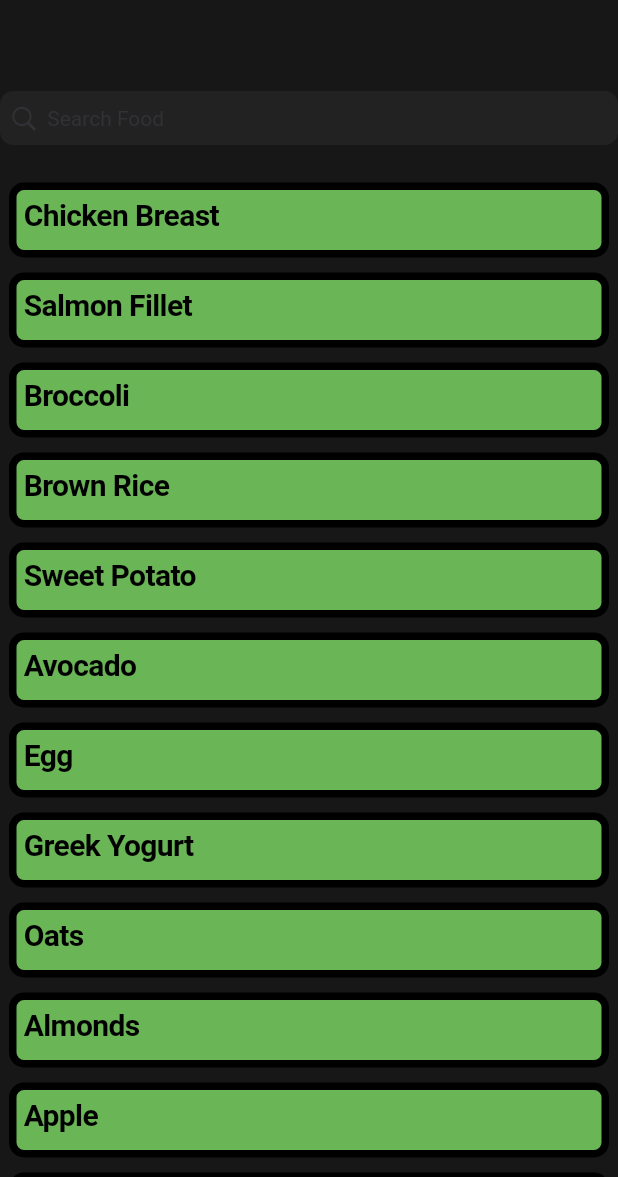
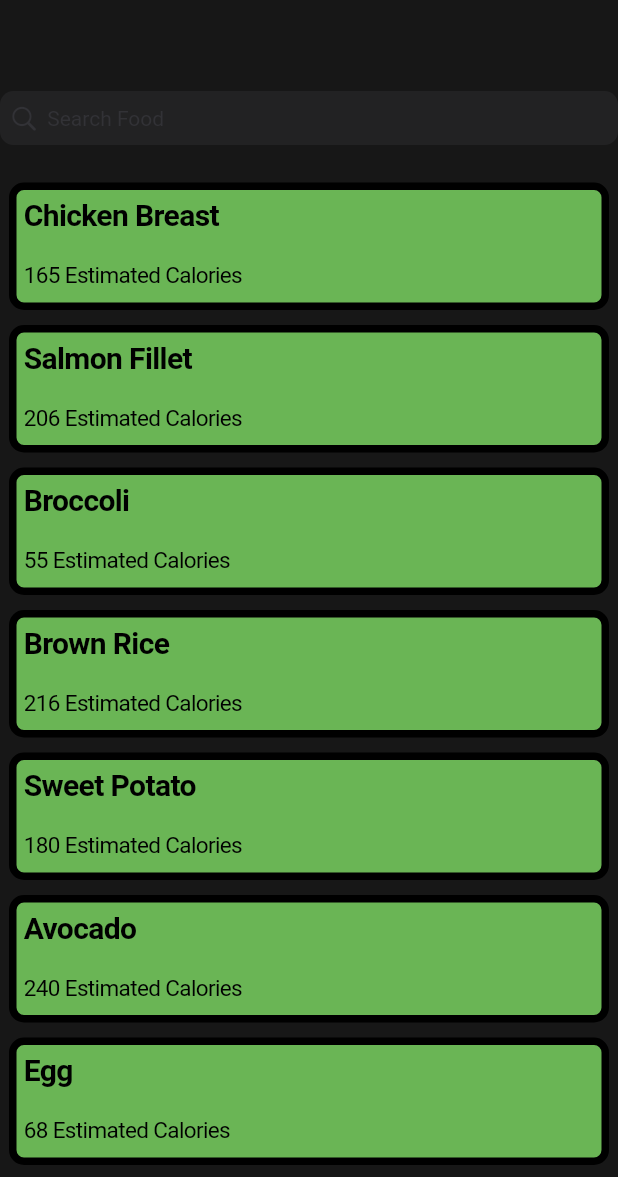
Before and after one commit to Matthew-Cool/hackathon2024, a Flutter app: the Food screen opened directly, on a phone screen of 412 x 824 dp, the part 59-1236 px from its top. Run offline on Flutter 3.47's test engine with Material 3 defaults, Android fonts, the phone set to English and light mode, and no system bars; our stand-ins replace percent_indicator, shared_preferences; missing offline and left inert: restart_app; accounts and stored records are empty; generated files the repository leaves out were written again.

Commit message:
fixed some shat

```diff
--- a/lib/Custom Widgets/foodItem.dart
+++ b/lib/Custom Widgets/foodItem.dart
@@ -14,7 +14,7 @@ class FoodItem extends StatefulWidget {
 }
 
 class _FoodItemState extends State<FoodItem> {
-  bool _isExpanded = false;
+  //bool _isExpanded = false;
 
   @override
   Widget build(BuildContext context) {
@@ -22,12 +22,12 @@ class _FoodItemState extends State<FoodItem> {
       padding: const EdgeInsets.all(5),
       onPressed: () {
         g_calorie += widget.calories;
-        setState(() => _isExpanded = !_isExpanded);
+        //setState(() => _isExpanded = !_isExpanded);
       },
       child: Container(
         padding: const EdgeInsets.all(5),
         width: 400,
-        height: _isExpanded ? 85 : 50,
+        height: 85,
         decoration: BoxDecoration(
             borderRadius: const BorderRadius.all(
               Radius.circular(10),
@@ -35,7 +35,7 @@ class _FoodItemState extends State<FoodItem> {
             border: Border.all(width: 5),
             color: Color.fromARGB(217, 121, 209, 96)),
         //margin: const EdgeInsets.all(),
-        child: _isExpanded ? allTheInfo() : onlyTitle(),
+        child: allTheInfo(),
       ),
     );
   }
--- a/lib/Custom Widgets/progress.dart
+++ b/lib/Custom Widgets/progress.dart
@@ -43,7 +43,7 @@ class _ProgressBarState extends State<ProgressBar> {
        percent: deci_val,
        radius: 120.0,
        lineWidth: 30.0,
-       center: Text(style: TextStyle(fontSize: 30.0, color: limit_color ? Color.fromARGB(255, 242, 5, 5) : Color.fromARGB(255, 246, 243, 243)),"$per_val%"),
+       center: Text(style: TextStyle(fontSize: 30.0, color: limit_color ? Color.fromARGB(255, 242, 5, 5) : Color.fromARGB(255, 246, 243, 243)),"${per_val.toStringAsFixed(2)}%"),
        progressColor: limit_color ? Color.fromARGB(241, 242, 5, 5) : Color.fromARGB(240, 10, 219, 212),
        );
   }
--- a/lib/home.dart
+++ b/lib/home.dart
@@ -50,7 +50,7 @@ class _Page2State extends State<Home> {
           crossAxisAlignment: CrossAxisAlignment.center,
           children: [
             Container(padding: EdgeInsets.only(top: 120), child: ProgressBar()),
-            Container(padding: EdgeInsets.only(top: 20), child: Text(style: const TextStyle(fontSize: 15), "$cal / $goal")),
+            Container(padding: EdgeInsets.only(top: 20), child: Text(style: const TextStyle(fontSize: 15), "$cal / $goal Calories")),
             Container(padding: EdgeInsets.only(top: 80) ,child: Text(style: const TextStyle(fontSize: 30, fontWeight: FontWeight.bold),"Welcome, $savedName")),
             const CalorieBar(),
 
```
Also changed, not shown: lib/Custom Widgets/workouts.dart (+5 -4 lines).
